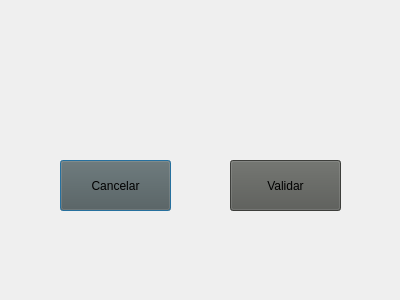
Before: the Qt Designer form scrabble/ventanavalidar.ui in sharingplay/Scrabble, drawn with Qt 5.
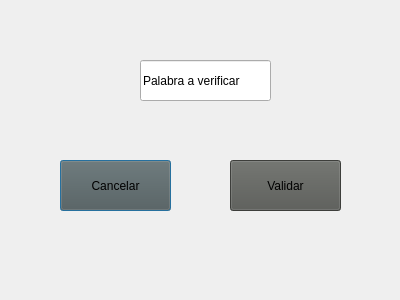
After: the same form once the commit is applied. Icons and pictures are not drawn.

```diff
--- a/scrabble/ventanavalidar.ui
+++ b/scrabble/ventanavalidar.ui
@@ -48,6 +48,22 @@
     <string>Validar</string>
    </property>
   </widget>
+  <widget class="QLineEdit" name="palabraVerificar">
+   <property name="geometry">
+    <rect>
+     <x>140</x>
+     <y>60</y>
+     <width>131</width>
+     <height>41</height>
+    </rect>
+   </property>
+   <property name="styleSheet">
+    <string notr="true">border-image: url(:/imagenes/blanca.png);</string>
+   </property>
+   <property name="text">
+    <string>Palabra a verificar</string>
+   </property>
+  </widget>
  </widget>
  <resources/>
  <connections/>
```
